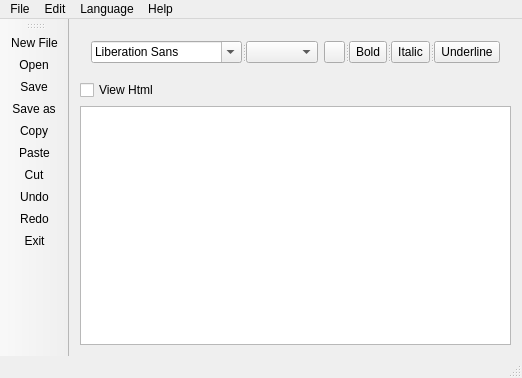
This is src/mainwindow.ui in ZeroDot1/Clevit as Qt 5 draws it before an edit. The edited form follows.
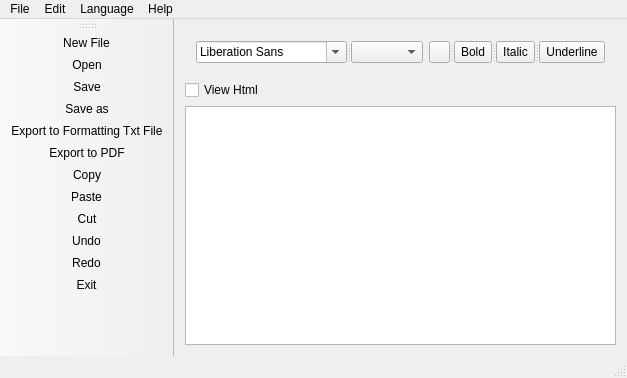
This is the edited form. Icons and pictures are not drawn.

Commit message:
* Added a new export option , export a .txt but with formatting, colors etc   because TPad read and write with html
* .txt files are no longer written or read with formatting
  Use the new export option to write and read formatted .txt files

* Added odf format, but only for write

* Improved some code

```diff
--- a/src/mainwindow.ui
+++ b/src/mainwindow.ui
@@ -153,7 +153,7 @@
      <x>0</x>
      <y>0</y>
      <width>428</width>
-     <height>19</height>
+     <height>20</height>
     </rect>
    </property>
    <widget class="QMenu" name="menuFile">
@@ -205,6 +205,8 @@
    <addaction name="actionOpen"/>
    <addaction name="actionSave"/>
    <addaction name="actionSave_as"/>
+   <addaction name="actionExport_to_Formatting_Txt_File"/>
+   <addaction name="actionExport_to_PDF"/>
    <addaction name="actionCopy"/>
    <addaction name="actionPaste"/>
    <addaction name="actionCut"/>
@@ -360,6 +362,15 @@
     <string>Export to PDF...</string>
    </property>
   </action>
+  <action name="actionExport_to_Formatting_Txt_File">
+   <property name="icon">
+    <iconset resource="icons.qrc">
+     <normaloff>:/icons/icons/Textcolor.png</normaloff>:/icons/icons/Textcolor.png</iconset>
+   </property>
+   <property name="text">
+    <string>Export to Formatting Txt File</string>
+   </property>
+  </action>
  </widget>
  <layoutdefault spacing="6" margin="11"/>
  <resources>
```
Left out of the diff: 1 changed line with no effect on the pictures. The commit also changes 9 other files.
